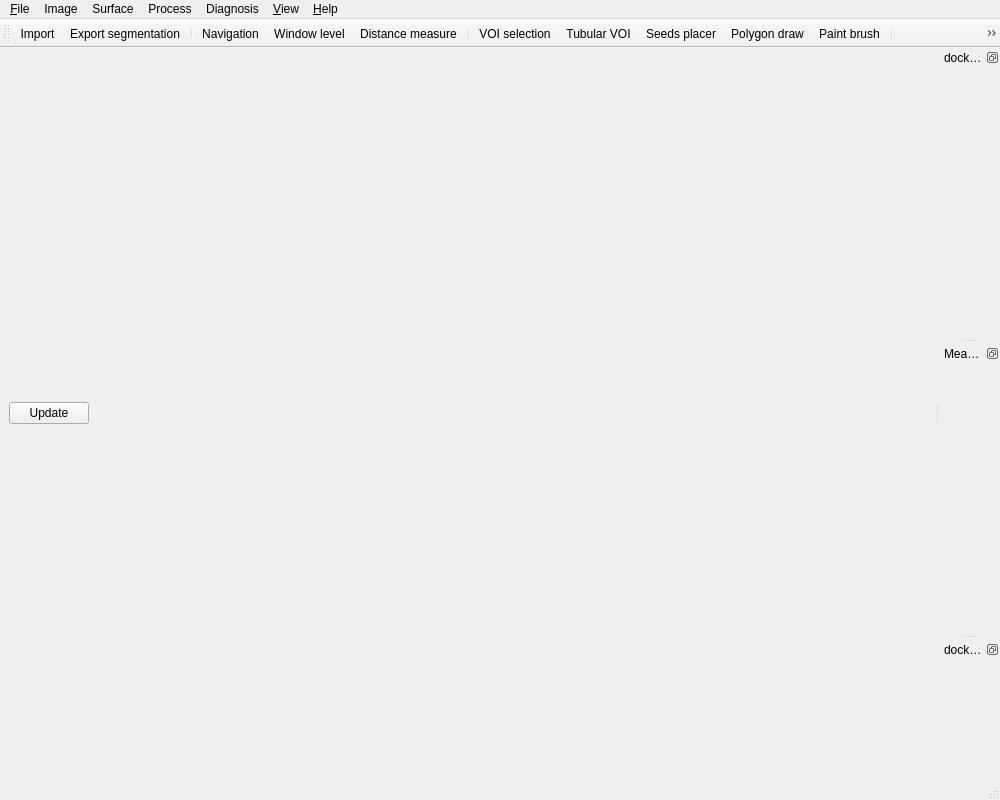
Qt form codes/View/MainWindow.ui (wuzhuobin/PlaqueQuant) before a commit.
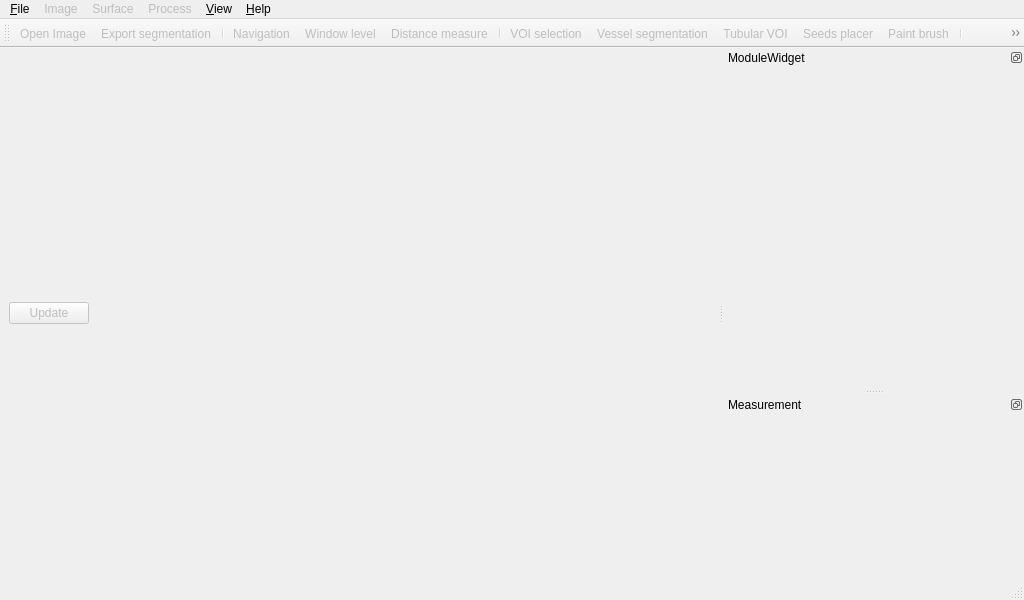
The same form after that commit. Icons and pictures are not drawn.

```diff
--- a/codes/View/MainWindow.ui
+++ b/codes/View/MainWindow.ui
@@ -12,8 +12,8 @@
    <rect>
     <x>0</x>
     <y>0</y>
-    <width>1000</width>
-    <height>800</height>
+    <width>1024</width>
+    <height>600</height>
    </rect>
   </property>
   <property name="sizePolicy">
@@ -33,7 +33,7 @@
   </property>
   <widget class="QWidget" name="centralwidget">
    <property name="enabled">
-    <bool>true</bool>
+    <bool>false</bool>
    </property>
    <property name="sizePolicy">
     <sizepolicy hsizetype="Expanding" vsizetype="Expanding">
@@ -50,7 +50,7 @@
       <item>
        <widget class="QPushButton" name="updateBtn">
         <property name="enabled">
-         <bool>true</bool>
+         <bool>false</bool>
         </property>
         <property name="minimumSize">
          <size>
@@ -66,7 +66,7 @@
       <item>
        <widget class="QScrollArea" name="sliceScrollArea">
         <property name="sizePolicy">
-         <sizepolicy hsizetype="Expanding" vsizetype="Fixed">
+         <sizepolicy hsizetype="Expanding" vsizetype="Preferred">
           <horstretch>0</horstretch>
           <verstretch>0</verstretch>
          </sizepolicy>
@@ -86,9 +86,6 @@
         <property name="horizontalScrollBarPolicy">
          <enum>Qt::ScrollBarAlwaysOff</enum>
         </property>
-        <property name="sizeAdjustPolicy">
-         <enum>QAbstractScrollArea::AdjustToContents</enum>
-        </property>
         <property name="widgetResizable">
          <bool>true</bool>
         </property>
@@ -97,8 +94,8 @@
           <rect>
            <x>0</x>
            <y>0</y>
-           <width>835</width>
-           <height>69</height>
+           <width>619</width>
+           <height>495</height>
           </rect>
          </property>
         </widget>
@@ -116,7 +113,7 @@
     <rect>
      <x>0</x>
      <y>0</y>
-     <width>1000</width>
+     <width>1024</width>
      <height>23</height>
     </rect>
    </property>
@@ -178,7 +175,7 @@
    </widget>
    <widget class="QMenu" name="menuSegmentation">
     <property name="enabled">
-     <bool>true</bool>
+     <bool>false</bool>
     </property>
     <property name="title">
      <string>Process</string>
@@ -187,7 +184,7 @@
    </widget>
    <widget class="QMenu" name="menuImage">
     <property name="enabled">
-     <bool>true</bool>
+     <bool>false</bool>
     </property>
     <property name="title">
      <string>Image</string>
@@ -206,26 +203,11 @@
     <addaction name="actionMaximum_wall_thickness"/>
     <addaction name="actionDistance_measure"/>
     <addaction name="actionSeeds_placer"/>
-    <addaction name="actionVBD_Smoker_seed"/>
-   </widget>
-   <widget class="QMenu" name="menuDiagnosis">
-    <property name="enabled">
-     <bool>true</bool>
-    </property>
-    <property name="title">
-     <string>Diagnosis</string>
-    </property>
-    <widget class="QMenu" name="menuVBD_diagnosis">
-     <property name="title">
-      <string>VBD diagnosis</string>
-     </property>
-     <addaction name="actionSmoker_standard"/>
-     <addaction name="actionUbogu_standard"/>
-    </widget>
-    <addaction name="actionICDA_standard"/>
-    <addaction name="menuVBD_diagnosis"/>
    </widget>
    <widget class="QMenu" name="menuSurface">
+    <property name="enabled">
+     <bool>false</bool>
+    </property>
     <property name="title">
      <string>Surface</string>
     </property>
@@ -244,14 +226,13 @@
    <addaction name="menuImage"/>
    <addaction name="menuSurface"/>
    <addaction name="menuSegmentation"/>
-   <addaction name="menuDiagnosis"/>
    <addaction name="menuView"/>
    <addaction name="menuHelp"/>
   </widget>
   <widget class="QStatusBar" name="statusBar"/>
   <widget class="QToolBar" name="ActionToolBar">
    <property name="enabled">
-    <bool>true</bool>
+    <bool>false</bool>
    </property>
    <property name="windowTitle">
     <string>toolBar</string>
@@ -268,7 +249,7 @@
    <attribute name="toolBarBreak">
     <bool>false</bool>
    </attribute>
-   <addaction name="actionImport"/>
+   <addaction name="actionOpenImage"/>
    <addaction name="actionExport_segmentation"/>
    <addaction name="separator"/>
    <addaction name="actionNavigation"/>
@@ -276,9 +257,9 @@
    <addaction name="actionDistance_measure"/>
    <addaction name="separator"/>
    <addaction name="acitonVOI_selection"/>
+   <addaction name="actionVessel_segmentation"/>
    <addaction name="actionTubular_VOI"/>
    <addaction name="actionSeeds_placer"/>
-   <addaction name="actionPolygon_draw"/>
    <addaction name="actionPaint_brush"/>
    <addaction name="separator"/>
    <addaction name="actionMulti_planar_view"/>
@@ -287,20 +268,20 @@
   </widget>
   <widget class="QDockWidget" name="dockWidget2D">
    <property name="sizePolicy">
-    <sizepolicy hsizetype="Minimum" vsizetype="Preferred">
+    <sizepolicy hsizetype="Minimum" vsizetype="Expanding">
      <horstretch>0</horstretch>
      <verstretch>0</verstretch>
     </sizepolicy>
    </property>
    <property name="minimumSize">
     <size>
-     <width>60</width>
-     <height>40</height>
+     <width>300</width>
+     <height>86</height>
     </size>
    </property>
    <property name="maximumSize">
     <size>
-     <width>524287</width>
+     <width>400</width>
      <height>524287</height>
     </size>
    </property>
@@ -308,7 +289,7 @@
     <set>QDockWidget::DockWidgetFloatable|QDockWidget::DockWidgetMovable</set>
    </property>
    <property name="windowTitle">
-    <string>dockWidget2D</string>
+    <string>ModuleWidget</string>
    </property>
    <attribute name="dockWidgetArea">
     <number>2</number>
@@ -319,20 +300,20 @@
   </widget>
   <widget class="QDockWidget" name="dockWidgetMeasurement">
    <property name="sizePolicy">
-    <sizepolicy hsizetype="Minimum" vsizetype="Preferred">
+    <sizepolicy hsizetype="Minimum" vsizetype="Expanding">
      <horstretch>0</horstretch>
      <verstretch>0</verstretch>
     </sizepolicy>
    </property>
    <property name="minimumSize">
     <size>
-     <width>60</width>
-     <height>40</height>
+     <width>300</width>
+     <height>46</height>
     </size>
    </property>
    <property name="maximumSize">
     <size>
-     <width>524287</width>
+     <width>400</width>
      <height>524287</height>
     </size>
    </property>
@@ -349,25 +330,13 @@
     <layout class="QVBoxLayout" name="verticalLayout"/>
    </widget>
   </widget>
-  <widget class="QDockWidget" name="dockWidget3D">
-   <property name="features">
-    <set>QDockWidget::DockWidgetFloatable|QDockWidget::DockWidgetMovable</set>
-   </property>
-   <property name="windowTitle">
-    <string>dockWidget3D</string>
-   </property>
-   <attribute name="dockWidgetArea">
-    <number>2</number>
-   </attribute>
-   <widget class="QWidget" name="dockWidgetContents_3"/>
-  </widget>
-  <action name="actionImport">
+  <action name="actionOpenImage">
    <property name="icon">
     <iconset resource="../Main/resources/IADE_Analyzer.qrc">
      <normaloff>:/icons/OpenImage.png</normaloff>:/icons/OpenImage.png</iconset>
    </property>
    <property name="text">
-    <string>Import</string>
+    <string>&amp;Open Image</string>
    </property>
    <property name="toolTip">
     <string>Import</string>
@@ -380,7 +349,7 @@
   </action>
   <action name="actionExport_segmentation">
    <property name="enabled">
-    <bool>true</bool>
+    <bool>false</bool>
    </property>
    <property name="icon">
     <iconset resource="../Main/resources/IADE_Analyzer.qrc">
```
Left out of the diff: 116 changed lines with no effect on the pictures.
